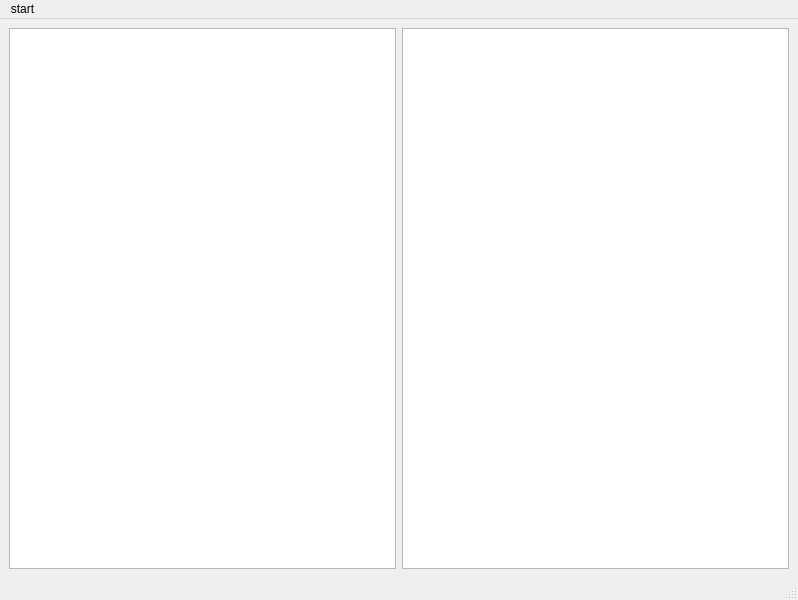
The window that DiffFrontend/mainwindow.ui (TheStalkerDen/lisp-semantic-diff) describes before a commit, drawn with Qt 5.
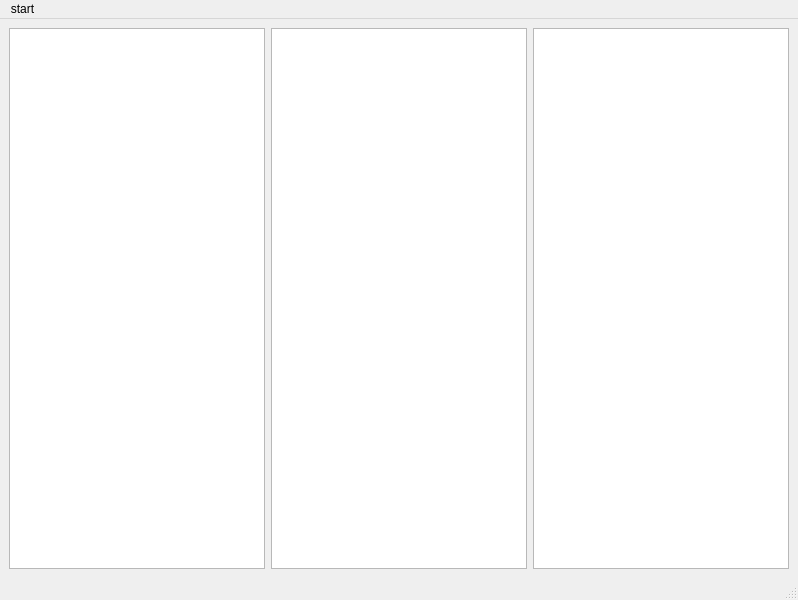
The same window after the commit. Custom widgets are drawn as their Qt base class.

What changed in the file:
```diff
--- a/DiffFrontend/mainwindow.ui
+++ b/DiffFrontend/mainwindow.ui
@@ -15,7 +15,7 @@
   </property>
   <widget class="QWidget" name="centralwidget">
    <layout class="QGridLayout" name="gridLayout">
-    <item row="0" column="0">
+    <item row="0" column="1">
      <widget class="DiffViewer" name="plainTextEdit">
       <property name="documentTitle">
        <string/>
@@ -37,9 +37,21 @@
       </property>
      </widget>
     </item>
-    <item row="0" column="1">
+    <item row="0" column="2">
      <widget class="QPlainTextEdit" name="plainTextEdit_2"/>
     </item>
+    <item row="0" column="0">
+     <widget class="QTreeWidget" name="treeWidget">
+      <attribute name="headerVisible">
+       <bool>false</bool>
+      </attribute>
+      <column>
+       <property name="text">
+        <string notr="true">1</string>
+       </property>
+      </column>
+     </widget>
+    </item>
    </layout>
   </widget>
   <widget class="QMenuBar" name="menubar">
```
